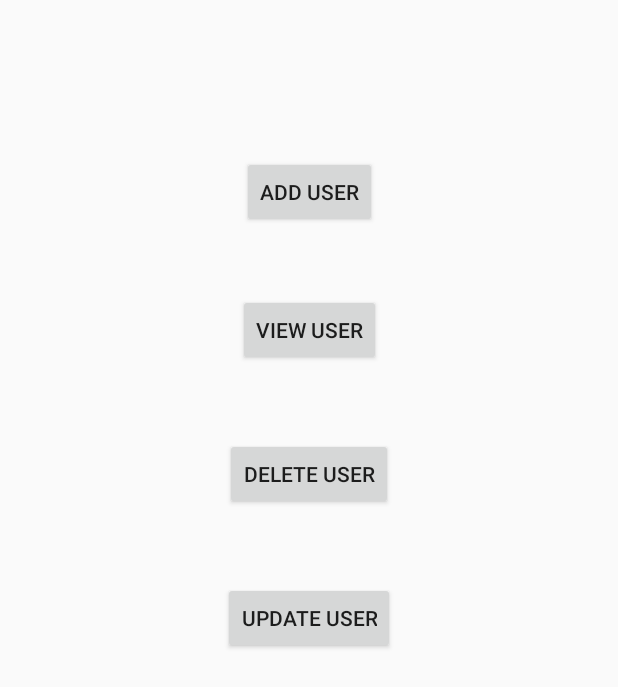
After one commit to newtonjrfs/RoomExample, an Android app: the layout fragment_home.xml on its own in the app's theme, with its tools: preview values and no code run, on a phone screen of 412 x 824 dp. The commit adds this screen. Shown: the top 687 px of the screen. Run offline under Robolectric (Android 15) with nearby library versions, the phone set to English and light mode, and no system bars.

Commit message:
interface basic

```diff
--- a/app/build.gradle
+++ b/app/build.gradle
@@ -22,6 +22,7 @@ dependencies {
     implementation fileTree(dir: 'libs', include: ['*.jar'])
     implementation 'com.android.support:appcompat-v7:27.1.1'
     implementation 'com.android.support.constraint:constraint-layout:1.1.2'
+    implementation 'com.android.support:support-v4:27.1.1'
     testImplementation 'junit:junit:4.12'
     androidTestImplementation 'com.android.support.test:runner:1.0.2'
     androidTestImplementation 'com.android.support.test.espresso:espresso-core:3.0.2'
--- a/app/src/main/res/layout/activity_main.xml
+++ b/app/src/main/res/layout/activity_main.xml
@@ -6,13 +6,20 @@
     android:layout_height="match_parent"
     tools:context=".MainActivity">
 
-    <TextView
-        android:layout_width="wrap_content"
-        android:layout_height="wrap_content"
-        android:text="Hello World!"
+    <FrameLayout
+        android:id="@+id/fragment_container"
+        android:layout_width="0dp"
+        android:layout_height="0dp"
+        android:layout_marginBottom="8dp"
+        android:layout_marginEnd="8dp"
+        android:layout_marginLeft="8dp"
+        android:layout_marginRight="8dp"
+        android:layout_marginStart="8dp"
+        android:layout_marginTop="8dp"
         app:layout_constraintBottom_toBottomOf="parent"
-        app:layout_constraintLeft_toLeftOf="parent"
-        app:layout_constraintRight_toRightOf="parent"
-        app:layout_constraintTop_toTopOf="parent" />
+        app:layout_constraintEnd_toEndOf="parent"
+        app:layout_constraintStart_toStartOf="parent"
+        app:layout_constraintTop_toTopOf="parent">
 
+    </FrameLayout>
 </android.support.constraint.ConstraintLayout>
--- /dev/null
+++ b/app/src/main/res/layout/fragment_home.xml
@@ -0,0 +1,69 @@
+<?xml version="1.0" encoding="utf-8"?>
+<android.support.constraint.ConstraintLayout xmlns:android="http://schemas.android.com/apk/res/android"
+    xmlns:app="http://schemas.android.com/apk/res-auto"
+    xmlns:tools="http://schemas.android.com/tools"
+    android:layout_width="match_parent"
+    android:layout_height="match_parent"
+    tools:context=".HomeFragment">
+
+    <!-- TODO: Update blank fragment layout -->
+
+
+    <Button
+        android:id="@+id/bn_add_user"
+        android:layout_width="wrap_content"
+        android:layout_height="wrap_content"
+        android:layout_marginEnd="8dp"
+        android:layout_marginLeft="8dp"
+        android:layout_marginRight="8dp"
+        android:layout_marginStart="8dp"
+        android:layout_marginTop="104dp"
+        android:text="Add user"
+        app:layout_constraintEnd_toEndOf="parent"
+        app:layout_constraintStart_toStartOf="parent"
+        app:layout_constraintTop_toTopOf="parent" />
+
+    <Button
+        android:id="@+id/bn_viwer_user"
+        android:layout_width="wrap_content"
+        android:layout_height="wrap_content"
+        android:layout_marginEnd="8dp"
+        android:layout_marginLeft="8dp"
+        android:layout_marginRight="8dp"
+        android:layout_marginStart="8dp"
+        android:layout_marginTop="44dp"
+        android:text="View user"
+        app:layout_constraintEnd_toEndOf="parent"
+        app:layout_constraintStart_toStartOf="parent"
+        app:layout_constraintTop_toBottomOf="@+id/bn_add_user" />
+
+    <Button
+        android:id="@+id/bn_delete_user"
+        android:layout_width="wrap_content"
+        android:layout_height="wrap_content"
+        android:layout_marginEnd="8dp"
+        android:layout_marginLeft="8dp"
+        android:layout_marginRight="8dp"
+        android:layout_marginStart="8dp"
+        android:layout_marginTop="48dp"
+        android:text="Delete user"
+        app:layout_constraintEnd_toEndOf="parent"
+        app:layout_constraintStart_toStartOf="parent"
+        app:layout_constraintTop_toBottomOf="@+id/bn_viwer_user" />
+
+    <Button
+        android:id="@+id/bn_update_user"
+        android:layout_width="wrap_content"
+        android:layout_height="wrap_content"
+        android:layout_marginEnd="8dp"
+        android:layout_marginLeft="8dp"
+        android:layout_marginRight="8dp"
+        android:layout_marginStart="8dp"
+        android:layout_marginTop="48dp"
+        android:text="Update user"
+        app:layout_constraintEnd_toEndOf="parent"
+        app:layout_constraintStart_toStartOf="parent"
+        app:layout_constraintTop_toBottomOf="@+id/bn_delete_user" />
+
+
+</android.support.constraint.ConstraintLayout>
--- a/app/src/main/res/values/strings.xml
+++ b/app/src/main/res/values/strings.xml
@@ -1,3 +1,6 @@
 <resources>
     <string name="app_name">RoomExample</string>
+
+    <!-- TODO: Remove or change this placeholder text -->
+    <string name="hello_blank_fragment">Hello blank fragment</string>
 </resources>
```
